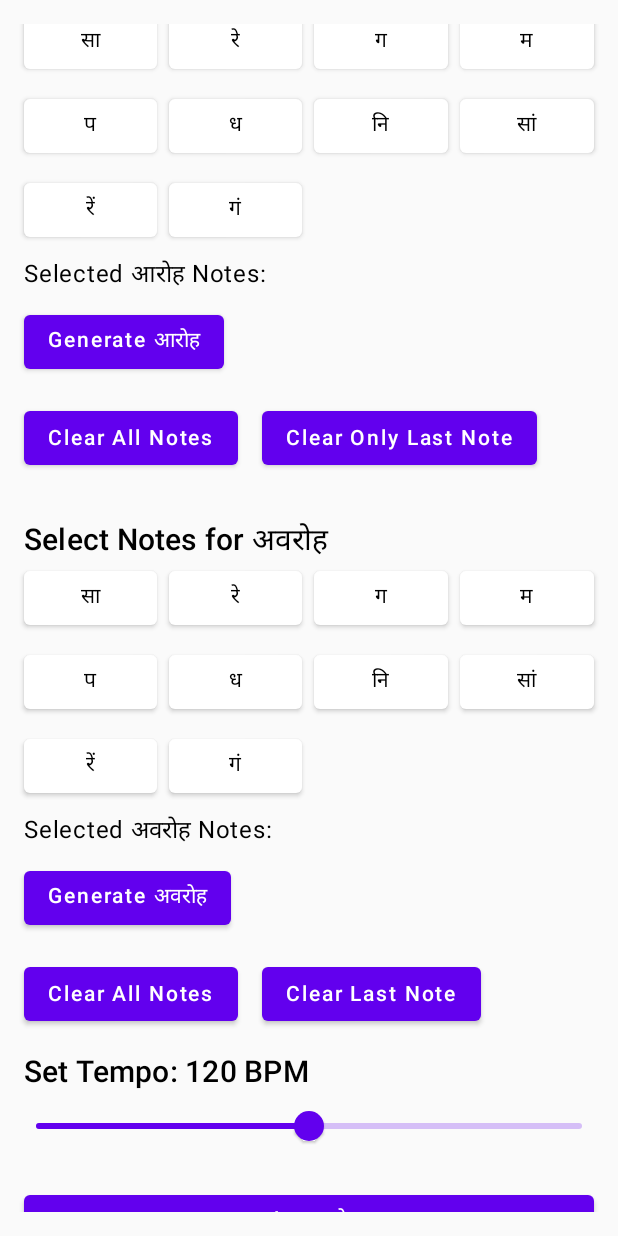
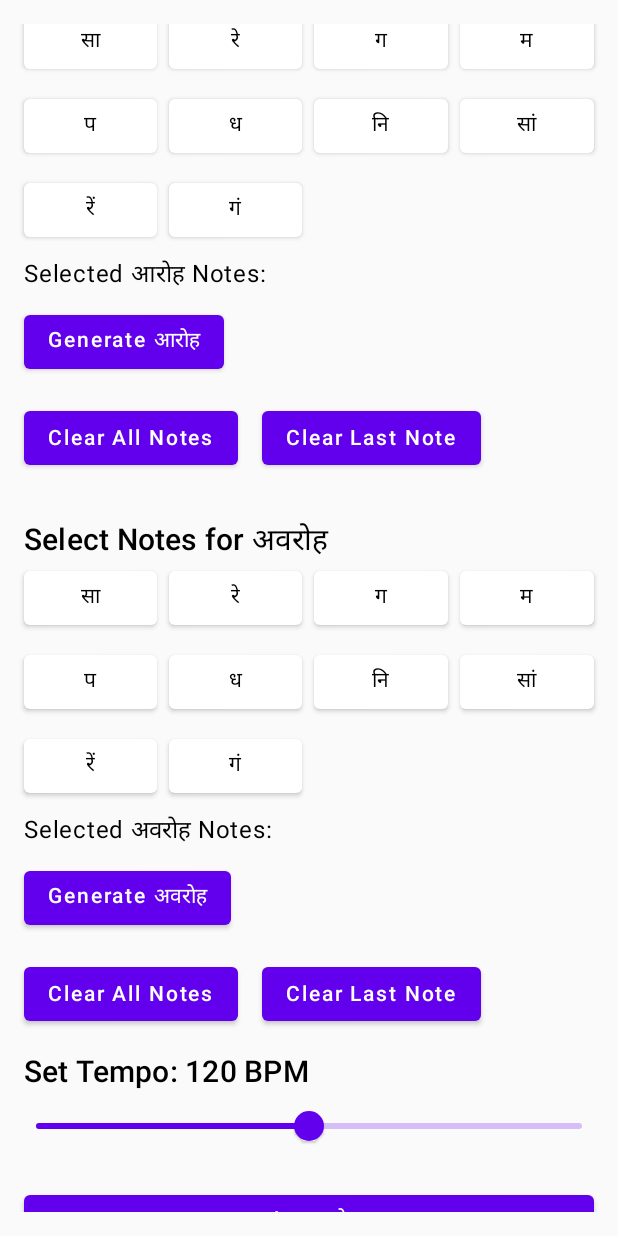
Before and after one commit to chhand2808/Alankar-Generator, an Android app built with Jetpack Compose: the screen it shows after launch (MainActivity), on a phone screen of 412 x 824 dp. Run offline under Robolectric (Android 15) with nearby library versions, the light colour scheme and no system bars.

Commit message:
minor changes

```diff
--- a/composeApp/src/androidMain/kotlin/org/example/kmpproj1/AlankarScreen.kt
+++ b/composeApp/src/androidMain/kotlin/org/example/kmpproj1/AlankarScreen.kt
@@ -156,7 +156,7 @@ fun AarohSection(notes: List<String>, generatedPattern: List<List<String>>, onPa
                     selectedNotes.removeLast()
                 }
             }) {
-                Text("Clear Only Last Note")
+                Text("Clear Last Note")
             }
         }
     }
```
